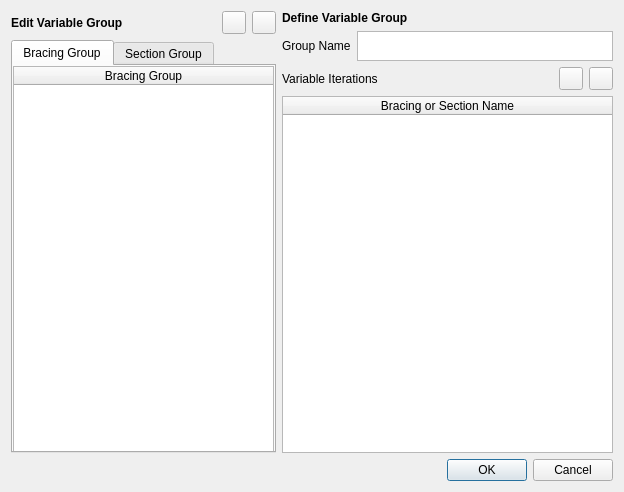
UofT-Seismic-Design-Team/Autobuilder-3.0, file resources/UI/autobuilder_designvariable_v1.ui: the form before one commit.
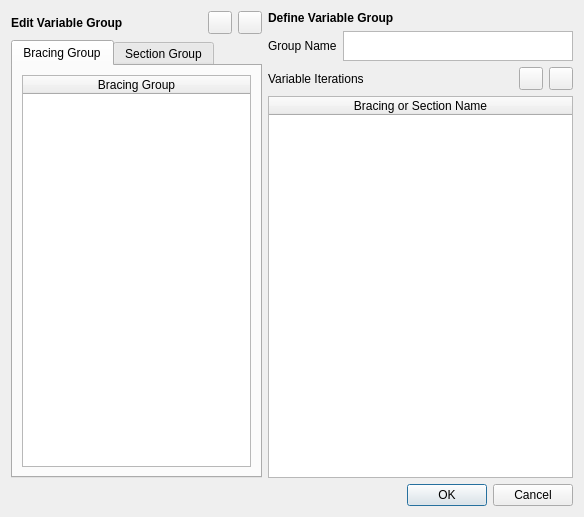
The form after the commit. The open tabs and pages were chosen to show the change.

Patch:
```diff
--- a/resources/UI/autobuilder_designvariable_v1.ui
+++ b/resources/UI/autobuilder_designvariable_v1.ui
@@ -6,8 +6,8 @@
    <rect>
     <x>0</x>
     <y>0</y>
-    <width>624</width>
-    <height>492</height>
+    <width>584</width>
+    <height>517</height>
    </rect>
   </property>
   <property name="windowTitle">
@@ -58,15 +58,9 @@
           <attribute name="title">
            <string>Bracing Group</string>
           </attribute>
+          <layout class="QVBoxLayout" name="verticalLayout_3">
+           <item>
           <widget class="QTableWidget" name="bracingGroupTable">
-           <property name="geometry">
-            <rect>
-             <x>0</x>
-             <y>0</y>
-             <width>261</width>
-             <height>391</height>
-            </rect>
-           </property>
            <property name="sizePolicy">
             <sizepolicy hsizetype="Expanding" vsizetype="Expanding">
              <horstretch>0</horstretch>
@@ -85,6 +79,8 @@
             </property>
            </column>
           </widget>
+           </item>
+          </layout>
          </widget>
          <widget class="QWidget" name="sectionGroupTab">
           <attribute name="title">
```
Left out of the diff: 16 changed lines with no effect on the pictures. Lines whose indentation alone changed are shown as unchanged.
